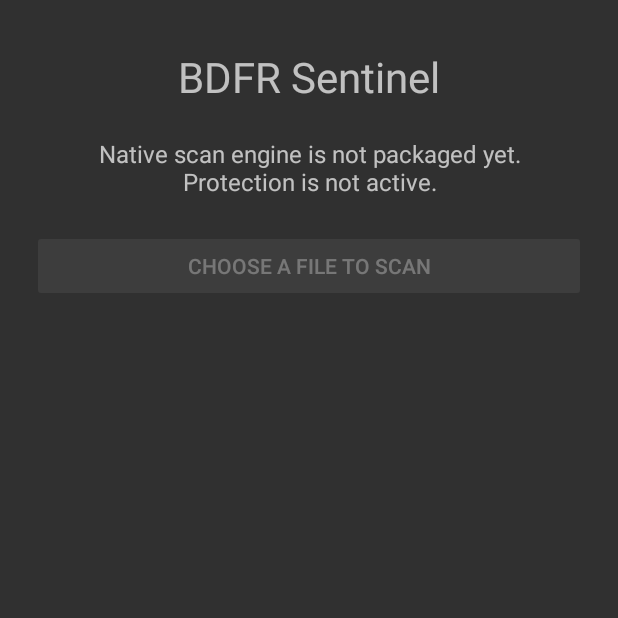
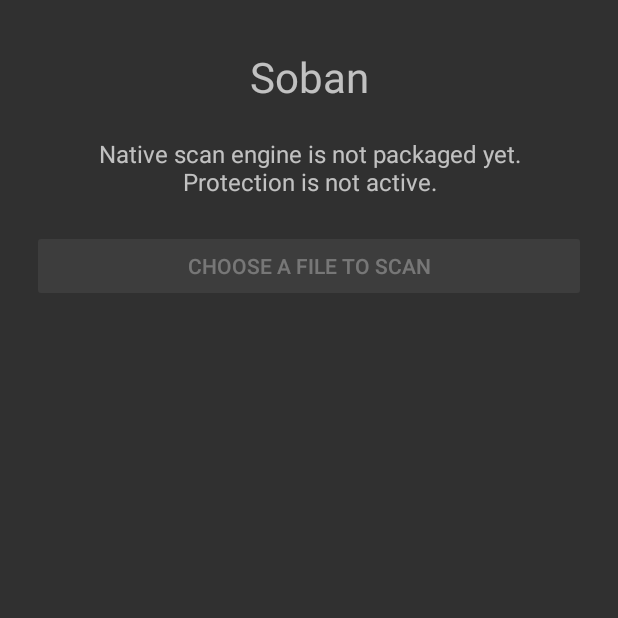
Before and after one commit to lyingtiger88/BDFR_Sentinel, an Android app: the screen it shows after launch (MainActivity), on a phone screen of 412 x 824 dp, the top half of it. Run offline under Robolectric (Android 15) with nearby library versions, the phone set to English and light mode, and no system bars.

Commit message:
rename product branding to Soban

```diff
--- a/platforms/android/app/src/main/java/com/bdfr/sentinel/MainActivity.kt
+++ b/platforms/android/app/src/main/java/com/bdfr/sentinel/MainActivity.kt
@@ -39,7 +39,7 @@ class MainActivity : Activity() {
             )
         }
         val title = TextView(this).apply {
-            text = "BDFR Sentinel"
+            text = "Soban"
             textSize = 28f
             gravity = Gravity.CENTER
         }
```
